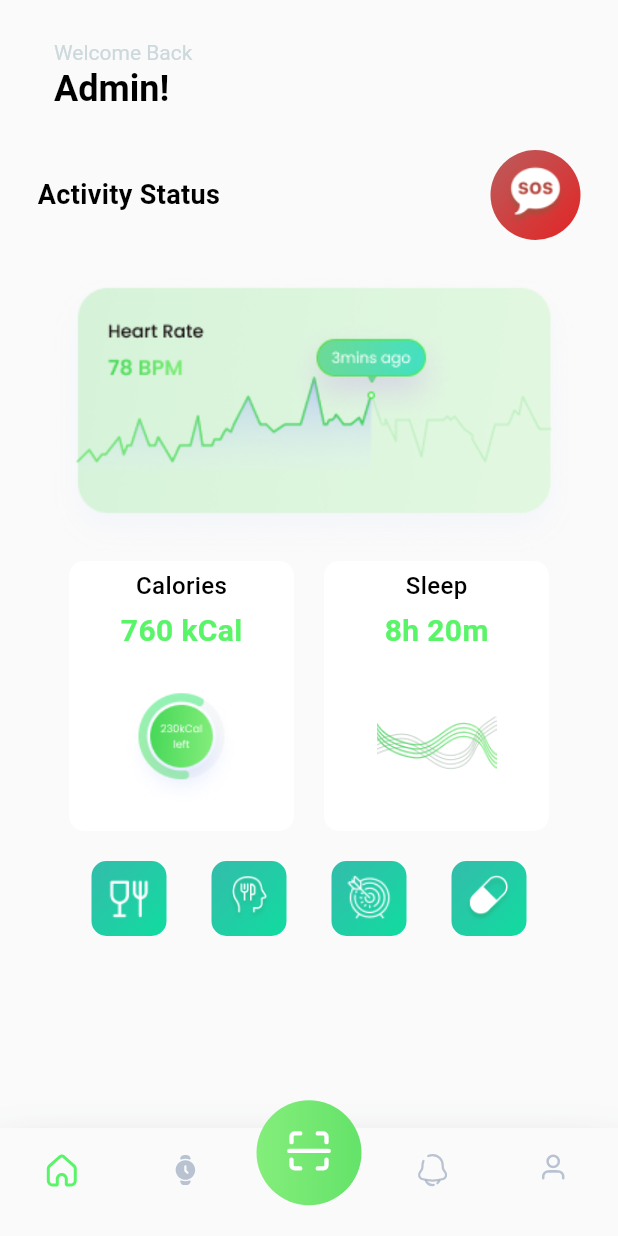
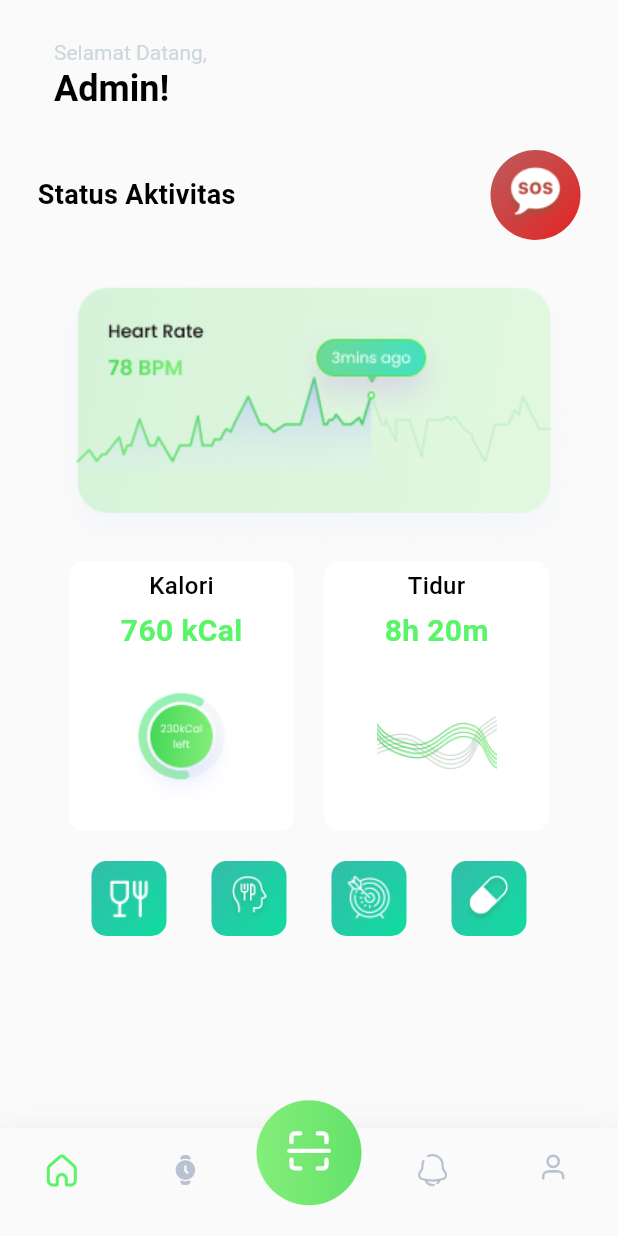
Before and after one commit to DhandiAdam/Mavis1st, a Flutter app: the screen it shows after launch, on a phone screen of 412 x 824 dp. Run offline on Flutter 3.47's test engine with Material 3 defaults, Android fonts, the phone set to English and light mode, and no system bars; our stand-ins replace another_flutter_splash_screen, camera, flutter_svg.

Commit message:
improve change language form english to indonesia

```diff
--- a/lib/home/home.dart
+++ b/lib/home/home.dart
@@ -1,5 +1,6 @@
 import 'package:flutter/material.dart';
 import 'package:mavis/constants/colors.dart';
+import 'package:mavis/nutrition/nutrition.dart';
 
 class HomePage extends StatelessWidget {
   final String userName = 'Admin';
@@ -21,7 +22,7 @@ class HomePage extends StatelessWidget {
             crossAxisAlignment: CrossAxisAlignment.start,
             children: [
               const Text(
-                'Welcome Back',
+                'Selamat Datang,',
                 style: TextStyle(
                   fontSize: 14,
                   color: AppColors.greySmooth,
@@ -50,7 +51,7 @@ class HomePage extends StatelessWidget {
                     padding:
                         EdgeInsets.symmetric(horizontal: 25.0, vertical: 0.0),
                     child: Text(
-                      'Activity Status',
+                      'Status Aktivitas',
                       style: TextStyle(
                         fontSize: 18,
                         fontWeight: FontWeight.bold,
@@ -58,11 +59,11 @@ class HomePage extends StatelessWidget {
                       ),
                     ),
                   ),
-                  Spacer(),
+                  const Spacer(),
                   Padding(
                     padding: const EdgeInsets.only(right: 25.0),
                     child: _buildServicSos(Image.asset(
-                      'assets/icons/SOS.png', // Ganti dengan path gambar kamu
+                      'assets/icons/SOS.png',
                       width: 60,
                       height: 60,
                     )),
@@ -80,13 +81,13 @@ class HomePage extends StatelessWidget {
                 mainAxisAlignment: MainAxisAlignment.center,
                 children: [
                   _buildCard(
-                    title: 'Calories',
+                    title: 'Kalori',
                     subtitle: calories,
                     image: 'assets/icons/Calories-Pie.png',
                   ),
                   const SizedBox(width: 20),
                   _buildCard(
-                    title: 'Sleep',
+                    title: 'Tidur',
                     subtitle: sleep,
                     image: 'assets/icons/Sleep-Graph.png',
                   ),
@@ -96,29 +97,42 @@ class HomePage extends StatelessWidget {
               Row(
                 mainAxisAlignment: MainAxisAlignment.center,
                 children: [
-                  _buildServiceButton(Image.asset(
+                  _buildServiceButton(
+                    context,
+                    Image.asset(
                       'assets/icons/Food.png',
                       width: 40,
                       height: 40,
-                  )),
+                    ),
+                    const NutritionPage(),
+                  ),
                   const SizedBox(width: 30),
-                  _buildServiceButton(Image.asset(
+                  _buildServiceButton(
+                      context,
+                      Image.asset(
                         'assets/icons/Hungry.png',
                         width: 40,
                         height: 40,
-                  )),
+                      ),
+                      HomePage()),
                   const SizedBox(width: 30),
-                  _buildServiceButton(Image.asset(
+                  _buildServiceButton(
+                      context,
+                      Image.asset(
                         'assets/icons/Goal.png',
                         width: 40,
                         height: 40,
-                  )),
+                      ),
+                      HomePage()),
                   const SizedBox(width: 30),
-                  _buildServiceButton(Image.asset(
+                  _buildServiceButton(
+                      context,
+                      Image.asset(
                         'assets/icons/Pill.png',
                         width: 40,
                         height: 40,
-                  )),
+                      ),
+                      HomePage()),
                 ],
               )
             ],
@@ -182,13 +196,16 @@ class HomePage extends StatelessWidget {
     );
   }
 
-  Widget _buildServiceButton(Widget icon,
+  Widget _buildServiceButton(BuildContext context, Widget icon, Widget page,
       {Color backgroundColor = AppColors.baseColor4}) {
     return Material(
       color: Colors.transparent,
       child: InkWell(
         onTap: () {
-          print('Service clicked');
+          Navigator.push(
+            context,
+            MaterialPageRoute(builder: (context) => page),
+          );
         },
         borderRadius: BorderRadius.circular(10),
         child: Container(
@@ -196,7 +213,7 @@ class HomePage extends StatelessWidget {
           height: 50,
           width: 50,
           decoration: BoxDecoration(
-            gradient: LinearGradient(
+            gradient: const LinearGradient(
               colors: [
                 AppColors.gradientStart,
                 AppColors.gradientEnd
@@ -222,21 +239,18 @@ class HomePage extends StatelessWidget {
         onTap: () {
           print('Service clicked');
         },
-        borderRadius: BorderRadius.circular(30), // Membuat oval
+        borderRadius: BorderRadius.circular(30),
         child: Container(
           padding: const EdgeInsets.all(8.0),
           height: 60,
           width: 60,
           decoration: BoxDecoration(
-            gradient: LinearGradient(
-              colors: [
-                AppColors.gradientsosStart,
-                AppColors.gradientsosEnd
-              ], // Warna gradient
+            gradient: const LinearGradient(
+              colors: [AppColors.gradientsosStart, AppColors.gradientsosEnd],
               begin: Alignment.topLeft,
               end: Alignment.bottomRight,
             ),
-            borderRadius: BorderRadius.circular(30), // Membuat oval
+            borderRadius: BorderRadius.circular(30),
           ),
           child: Center(
             child: icon,
```
Also changed, not shown: lib/Scanner/scanner.dart (+12 -12 lines), lib/nutrition/nutrition.dart (+8 -19 lines), pubspec.lock. Lines whose indentation alone changed are shown as unchanged.
